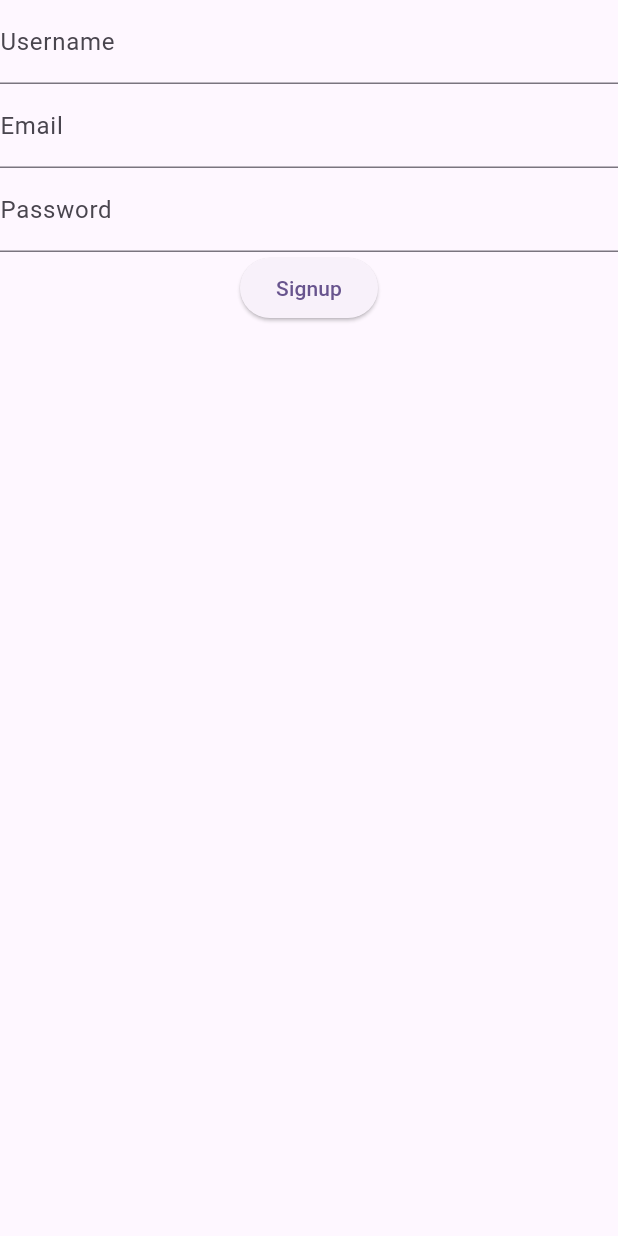
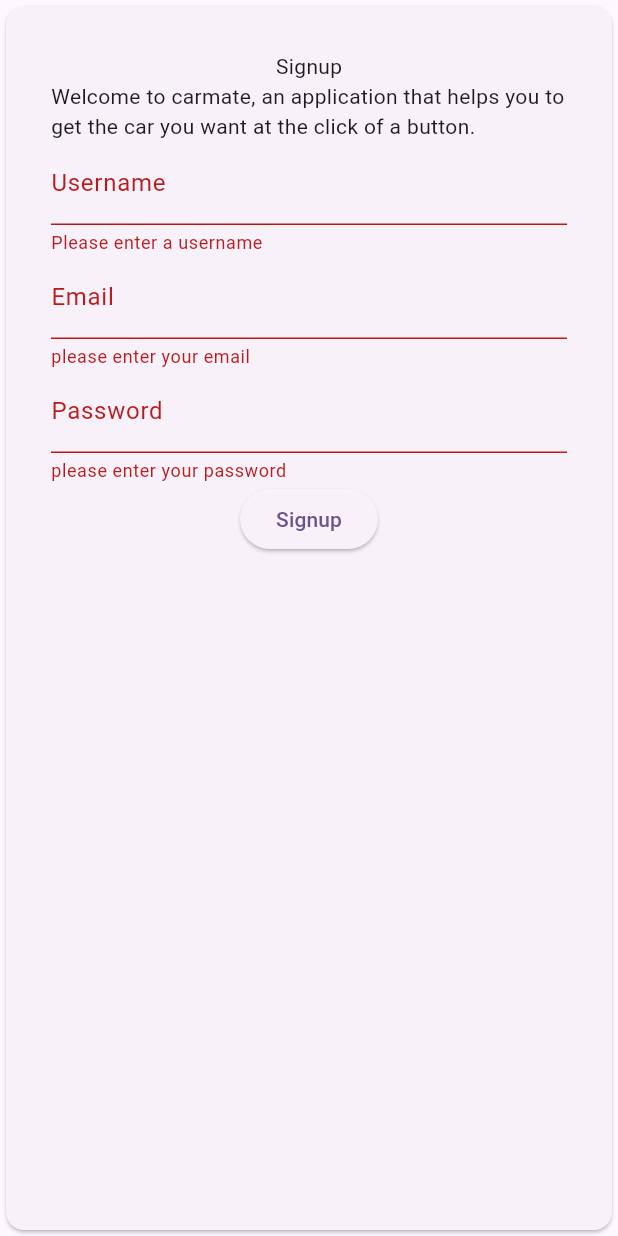
Before and after one commit to Buteya/carmate, a Flutter app: the screen it shows after launch, after a tap on "Signup", on a phone screen of 412 x 824 dp. Run offline on Flutter 3.47's test engine with Material 3 defaults, Android fonts, the light colour scheme and no system bars.

Commit message:
signupscreen design upgrade

```diff
--- a/lib/components/forminput.dart
+++ b/lib/components/forminput.dart
@@ -7,28 +7,25 @@
     required this.labelText,
     required this.hintText,
     required this.validationFunction,
-    required TextEditingController inputController,
-  }) : _usernameController = inputController;
+    required this.inputController,
+  });
 
-  final TextEditingController _usernameController;
+  final TextEditingController inputController;
   final String? labelText;
   final String? hintText;
-  final Function validationFunction;
+  final String? Function(String?) validationFunction;
   final bool obscureText;
 
   @override
   Widget build(BuildContext context) {
     return TextFormField(
       obscureText: obscureText,
-      controller: _usernameController,
+      controller: inputController,
       decoration:  InputDecoration(
         labelText: labelText,
         hintText: hintText,
       ),
-      validator: (String? value) {
-
-        return null;
-      },
+      validator: validationFunction,
     );
   }
 }
--- a/lib/screens/auth/signupscreen.dart
+++ b/lib/screens/auth/signupscreen.dart
@@ -20,16 +20,22 @@
     return Scaffold(
       body: Form(
         key: _formKey,
+        child: Card(
+          child: Container(
+            margin: EdgeInsets.all(30.0),
             child: Column(
               children: [
+                Text('Signup'),
+                Text('Welcome to carmate, an application that helps you to get the car you want at the click of a button.'),
                 FormInput(
                   inputController: _usernameController,
                   labelText: 'Username',
                   hintText: 'Enter your username',
                   validationFunction: (value) {
                     if (value == null || value.isEmpty) {
-                  return 'Please enter some text';
+                      return 'Please enter a username';
                     }
+                    return null;
                   },
                   obscureText: false,
                 ),
@@ -43,6 +49,7 @@
                     } else if (!value.contains("@")) {
                       return "please enter a valid email";
                     }
+                    return null;
                   },
                   obscureText: false,
                 ),
@@ -56,6 +63,7 @@
                     } else if (value.length < 8) {
                       return "password must be at least 8 characters long";
                     }
+                    return null;
                   },
                   inputController: _passwordController,
                 ),
@@ -72,6 +80,8 @@
               ],
             ),
           ),
+        ),
+      ),
     );
   }
 }
```
Lines whose indentation alone changed are shown as unchanged.
